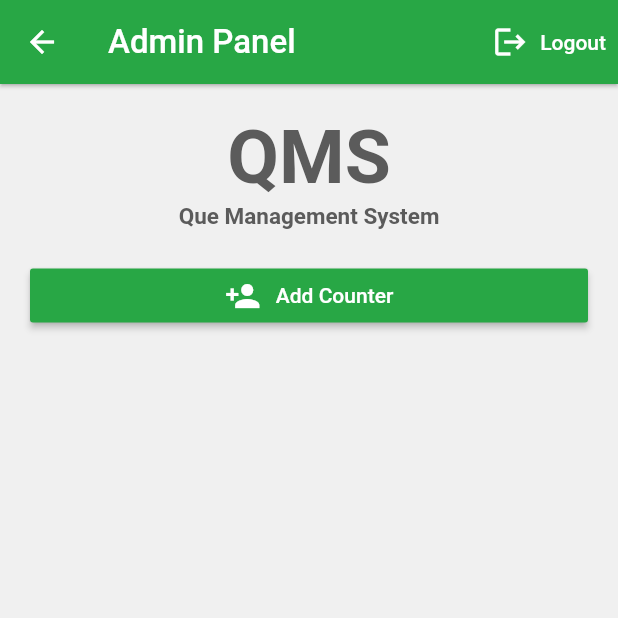
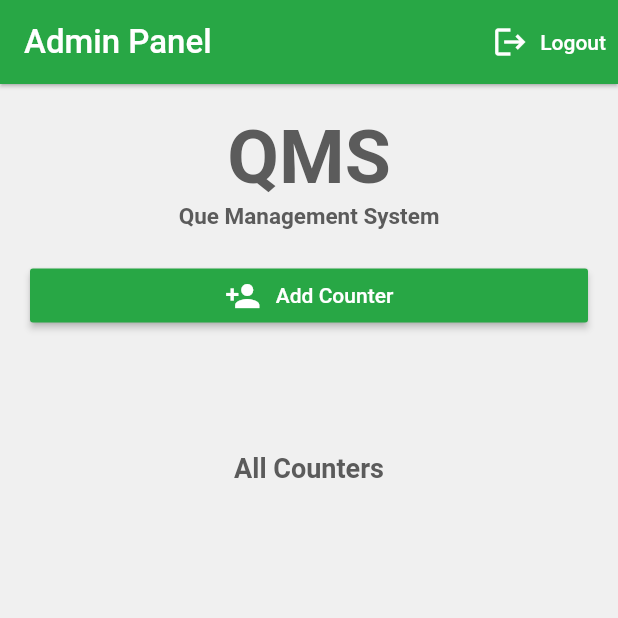
Before and after one commit to sakib151659/qms, a Flutter app: the Admin screen opened directly, on a phone screen of 412 x 824 dp, the top half of it. Run offline on Flutter 3.47's test engine with Material 2 defaults, Android fonts, the phone set to English and light mode, and no system bars; our stand-ins replace cloud_firestore, firebase_auth, firebase_core, get, shared_preferences; accounts and stored records are empty; Roboto replaces fonts that are missing (SolaimanLipi).

Commit message:
admin panel almost done

```diff
--- a/lib/components/appbar/appbar.dart
+++ b/lib/components/appbar/appbar.dart
@@ -12,6 +12,7 @@ static getAppBar(BuildContext context, String title) {
   return AppBar(
     //backwardsCompatibility: false,
     //systemOverlayStyle: SystemUiOverlayStyle(statusBarColor: Colors.white),
+    automaticallyImplyLeading:false,
     backgroundColor: MyColors.secondaryColor,
     elevation: 1,
     actions: [
--- /dev/null
+++ b/lib/models/counter_model.dart
@@ -0,0 +1,6 @@
+class CounterModel{
+  final String ? email;
+  final String ? branchName;
+  final String ? counterNo;
+  CounterModel({this.email, this.branchName,this.counterNo });
+}
--- a/lib/screens/auth/sign_in.dart
+++ b/lib/screens/auth/sign_in.dart
@@ -130,7 +130,7 @@ class _SignInState extends State<SignIn> {
                         CustomSnackBar(context: context, isSuccess: false, message: 'Invalid Credentials!').show();
                       }else{
                         CustomSnackBar(context: context, isSuccess: true, message: 'Signed in successfully!').show();
-                        Navigator.of(context, rootNavigator: true).push(MaterialPageRoute(builder: (context)=>Wrapper())) ;
+                        Navigator.of(context).pushReplacement(MaterialPageRoute(builder: (context)=>Wrapper())) ;
 
                         setState(() {
                           isLoading = false;
--- a/lib/screens/home/admin/admin.dart
+++ b/lib/screens/home/admin/admin.dart
@@ -7,8 +7,11 @@ import 'package:qms/utils/colors_for_app.dart';
 import 'package:qms/utils/texts_for_app.dart';
 
 import '../../../components/custom_input_section/signin_custom_input_field.dart';
+import '../../../components/loading_screen/custom_loading.dart';
 import '../../../components/snackbar/custom_snackbar.dart';
+import '../../../models/counter_model.dart';
 import '../../../services/auth.dart';
+import '../../../services/database.dart';
 
 class Admin extends StatefulWidget {
   const Admin({Key? key}) : super(key: key);
@@ -23,7 +26,7 @@ class _AdminState extends State<Admin> {
   TextEditingController passwordController = TextEditingController();
   List <String> branchNameList = [MyTexts.branchA, MyTexts.branchB, MyTexts.branchC];
   List <String> counterNoList = [MyTexts.counter1,MyTexts.counter2, MyTexts.counter3];
-  //CollectionReference regRef = FirebaseFirestore.instance.collection("");
+  CollectionReference regRef = FirebaseFirestore.instance.collection("registerTableCounter");
   String branchName = "";
   String counterNo = "";
   bool isSecure = true;
@@ -67,6 +70,10 @@ class _AdminState extends State<Admin> {
         padding: const EdgeInsets.symmetric(horizontal: 20.0),
         child: Column(
           children: [
+            Expanded(
+              flex: 4,
+              child: Column(
+                children: [
                   const SizedBox(height: 20,),
                   Text("QMS",
                     style: MyTextStyle.regularStyle4(
@@ -95,10 +102,82 @@ class _AdminState extends State<Admin> {
                     ],),
                   ),
                   const SizedBox(height: 20,),
+                ],
+              ),
+            ),
+
 
             // StreamBuilder(
-            //   stream: ,
-            //     builder: builder)
+            //   stream: regRef.snapshots(),
+            //     builder: (context, snapshot){
+            //     if(snapshot.hasError){
+            //       return Text("Error");
+            //      }
+            //     if(snapshot.hasData){
+            //       return ListView.builder(
+            //         itemCount: snapshot.data.toString().length,
+            //           itemBuilder: (context, index){
+            //           DocumentSnapshot doc = snapshot.data!.;
+            //           return Text("${snapshot.data!.d}");
+            //           });
+            //        }
+            //     return Text("loading");
+            //     }
+            //
+            // ),
+
+            Text("All Counters",
+              style: MyTextStyle.regularStyle4(
+                  fontColor: MyColors.primaryTextColor,
+                  fontSize: 18,
+                  fontWeight: FontWeight.w600
+              ),),
+
+            const SizedBox(height: 10,),
+            Expanded(
+              flex: 8,
+              child: StreamBuilder(
+                  stream: regRef.snapshots(),
+                  builder: (BuildContext context, AsyncSnapshot<QuerySnapshot> snapshot) {
+                    if(!snapshot.hasData){
+                      //print(snapshot.data.documents.toString());
+
+                      return const CustomLoading();
+
+                    }
+                    return  ListView(
+                      children: snapshot.data!.docs.map((document){
+                        return Card(
+                          color: Colors.black54,
+                          child: Column(
+                            children: [
+                              ListTile(
+                                leading:const Icon(Icons.person, size: 30, color: MyColors.customOrange,),
+                                title: Text('\n'+document['email'],
+                                    style: const TextStyle(
+                                      color: Colors.white,
+                                      fontWeight: FontWeight.bold,
+                                      fontSize: 16,
+                                    )),
+                                subtitle: Text('\n'+document[MyTexts.branchName].toString() +' , ' + document[MyTexts.counterNumber].toString()+'\n',
+                                    style: const TextStyle(
+                                      color: Colors.white,
+                                      //fontWeight: FontWeight.bold,
+                                      fontSize: 15,
+                                      letterSpacing: 2,
+                                    )),
+                              ),
+                            ],
+                          ),
+                        );
+                      }).toList(),
+                    );
+                  }
+              ),
+            )
+
+
+
 
           ],
         ),
--- a/lib/utils/texts_for_app.dart
+++ b/lib/utils/texts_for_app.dart
@@ -14,6 +14,10 @@ class MyTexts {
   static const String counter1 = "Counter 1";
   static const String counter2 = "Counter 2";
   static const String counter3 = "Counter 3";
+  static const String branchName = "branchName";
+  static const String counterNumber = "counterNumber";
+  static const String designation = "designation";
+
 
 
   //constants for shared preference
```
Lines whose indentation alone changed are shown as unchanged.
